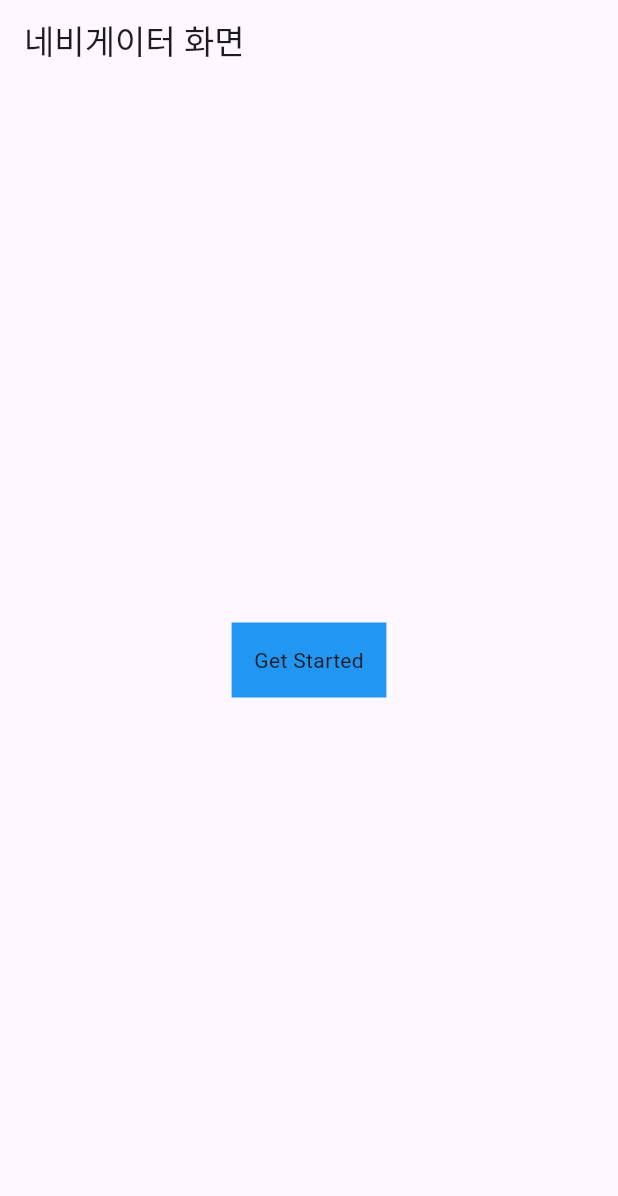
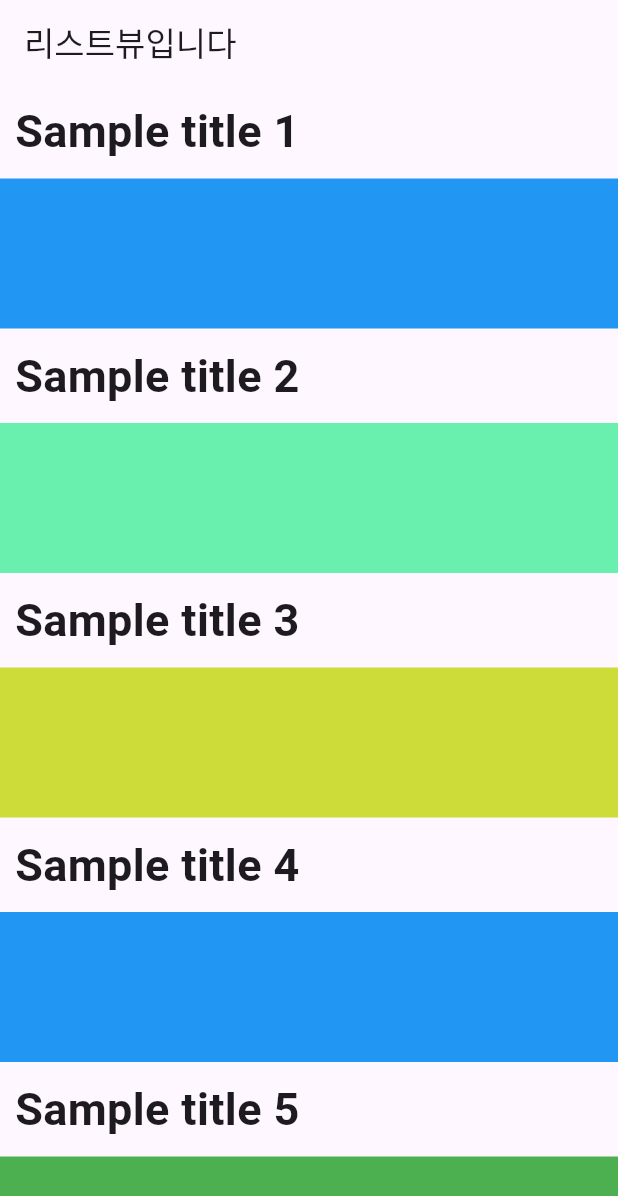
Before and after one commit to kim-dohyun-gong/dohyun0, a Flutter app: the screen it shows after launch, on a phone screen of 412 x 824 dp. Shown: the top 1196 px of the screen. Run offline on Flutter 3.47's test engine with Material 3 defaults, Android fonts, the phone set to English and light mode, and no system bars.

Commit message:
no message

```diff
--- /dev/null
+++ b/lib/listview.dart
@@ -0,0 +1,91 @@
+import 'package:flutter/material.dart';
+
+
+class MyHomePage extends StatefulWidget {
+  const MyHomePage({super.key});
+
+  @override
+  State<MyHomePage> createState() => _MyHomePageState();
+}
+
+class _MyHomePageState extends State<MyHomePage> {
+
+  final postList = [
+    {
+      "title" : "Sample title 1" ,
+      "color" : Colors.blue
+    },
+    {
+      "title" : "Sample title 2" ,
+      "color" : Colors.greenAccent
+    },
+    {
+      "title" : "Sample title 3" ,
+      "color" : Colors.lime
+    },
+    {
+      "title" : "Sample title 4" ,
+      "color" : Colors.blue
+    },
+    {
+      "title" : "Sample title 5" ,
+      "color" : Colors.green
+    },
+    {
+      "title" : "Sample title 6" ,
+      "color" : Colors.yellow
+    },
+    {
+      "title" : "Sample title 7" ,
+      "color" : Colors.red
+    },
+  ];
+
+
+
+
+  @override
+
+
+  Widget build(BuildContext context) {
+    return Scaffold(
+        appBar: AppBar(
+          title: Text("리스트뷰입니다"),
+        ),
+        body: ListView.builder(
+            itemCount: postList.length,
+            itemBuilder: (BuildContext con, int index) {
+              return postContainer(
+                  title: postList[index]["title"] as String,
+                  colorData: postList[index]["color"] as Color
+              );
+            }
+        )
+    );
+  }
+
+
+
+  Widget postContainer({String title = '', Color colorData = Colors.red}){
+    return Column(
+      crossAxisAlignment: CrossAxisAlignment.start,
+      children: [
+        Container(
+            padding: const EdgeInsets.all(10),
+            child: Text(
+              title,
+              style: const TextStyle(
+                  fontSize: 30,
+                  fontWeight: FontWeight.bold
+              ),
+            )
+        ),
+        Container(
+          width: MediaQuery.of(context).size.width,
+          height: 100,
+          color: colorData,
+        )
+      ],
+    );
+  }
+}
--- a/lib/main.dart
+++ b/lib/main.dart
@@ -1,5 +1,5 @@
 import 'package:flutter/material.dart';
-import 'navigator.dart';
+import 'listview.dart';
 
 void main() {
   runApp(const MyApp());
--- /dev/null
+++ b/lib/scroll_view_pagination.dart
@@ -0,0 +1,81 @@
+import 'dart:async';
+
+import 'package:flutter/material.dart';
+import 'package:http/http.dart'as http;
+
+class MyHomePage extends StatefulWidget {
+  const MyHomePage({super.key});
+
+  @override
+  State<MyHomePage> createState() => _MyHomePageState();
+}
+
+class _MyHomePageState extends State<MyHomePage> {
+
+  //언더바는 private와 같은 역할
+  final ScrollController _scrollController = ScrollController();
+  List _data = [];
+  int _page = 1;
+  bool _isLoading = false;
+  bool _hasMoredata = false;
+
+
+  @override
+  void initState(){
+    super.initState();
+    _fetchData();
+    _scrollController.addListener(() {
+      if (_scrollController.position.extentAfter < 300 && !_isLoading $$ _hasMoredata) {
+        _fetchData();
+      }
+    });
+
+  }
+  Future<void> _fetchData() async {
+    setState(() {
+      _isLoading = true;
+    });
+    //api 가지고 오는 로직
+    final response = await http.get(
+      Uri.parse('')
+    );
+
+    if(response.statusCode = 200)
+      List newData = json.decode(response.body);
+
+      setState(() {
+        _data.addAll(newData);
+        _isLoading = false;
+        if(newData.length < 10){
+          _hasMoredata = false;
+        } else {
+          _page++;
+        }
+      });
+  }
+
+  @override
+  void dispose() {
+    // TODO: implement dispose
+    super.dispose();{
+      _scrollController.dispose();
+    }
+  }
+
+  @override
+  Widget build(BuildContext context) {
+    return _data.isEmpty && _isLoading ? Center(child: CircularProgressIndicator())
+        : ListView.builder(
+        itemCount: _data.length,
+        itemBuilder: (context, index) {
+          if(index == _data.length){
+            return Center(child: CircularProgressIndicator());
+          }
+          return ListTile(
+            title: Text('Item ${_data[index]['id]}'),
+            subtitle: Text(,
+          )
+        }
+    )
+  }
+}
--- a/pubspec.yaml
+++ b/pubspec.yaml
@@ -30,7 +30,7 @@ environment:
 dependencies:
   flutter:
     sdk: flutter
-
+  http:
 
   # The following adds the Cupertino Icons font to your application.
   # Use with the CupertinoIcons class for iOS style icons.
```
Also changed, not shown: pubspec.lock.
